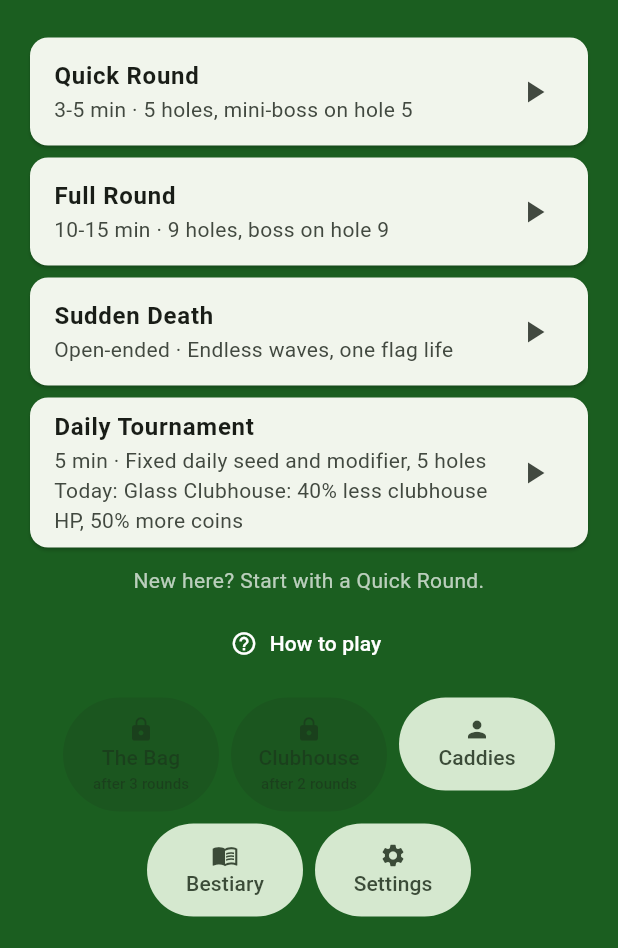
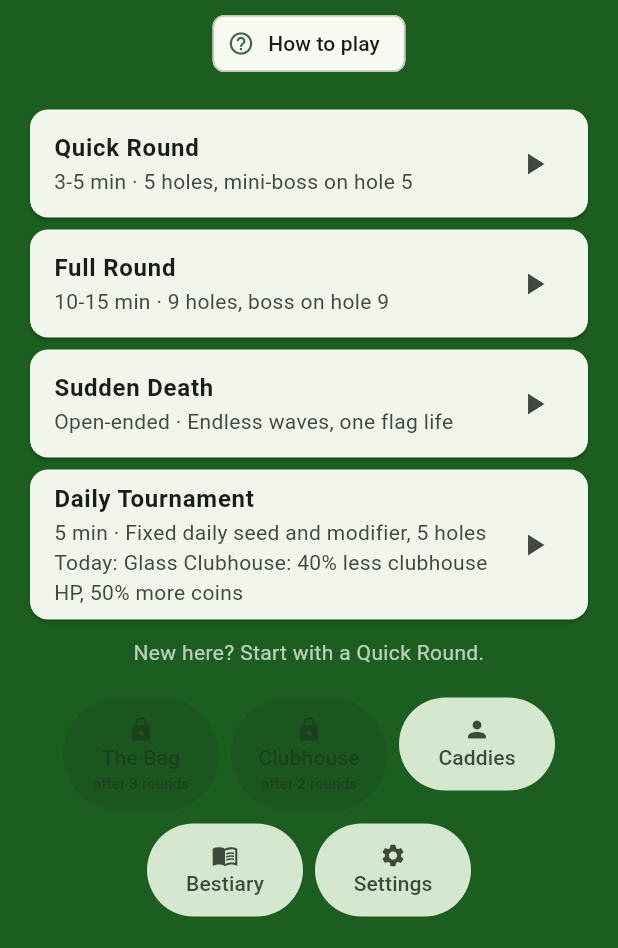
Before and after one commit to quinton22/fore-last-stand, a Flutter app: the screen it shows after launch, on a phone screen of 412 x 824 dp, the part 288-1236 px from its top. Run offline on Flutter 3.47's test engine with Material 3 defaults, Android fonts, the phone set to English and light mode, and no system bars; our stand-ins replace material_ui, shared_preferences; missing offline and left inert: flame.

Commit message:
Move How to play to a chip so Home keeps its layout
The extra button pushed Settings off-screen in the UI test.

Co-Authored-By: Claude Sonnet 5.5 <noreply@anthropic.com>

```diff
--- a/lib/ui/home_screen.dart
+++ b/lib/ui/home_screen.dart
@@ -48,6 +48,11 @@ class HomeScreen extends StatelessWidget {
                     Chip(label: Text('🪙 ${p.coins}')),
                     Chip(label: Text('🎟 ${p.clubTokens} tokens')),
                     Chip(label: Text('⭐ ${p.xp} XP')),
+                    ActionChip(
+                      avatar: const Icon(Icons.help_outline, size: 18),
+                      label: const Text('How to play'),
+                      onPressed: () => showHowToPlay(context),
+                    ),
                   ],
                 ),
                 const SizedBox(height: 16),
@@ -70,13 +75,6 @@ class HomeScreen extends StatelessWidget {
                     padding: EdgeInsets.all(8),
                     child: Text('New here? Start with a Quick Round.', textAlign: TextAlign.center, style: TextStyle(color: Colors.white70)),
                   ),
-                Center(
-                  child: TextButton.icon(
-                    onPressed: () => showHowToPlay(context),
-                    icon: const Icon(Icons.help_outline, color: Colors.white),
-                    label: const Text('How to play', style: TextStyle(color: Colors.white)),
-                  ),
-                ),
                 const SizedBox(height: 12),
                 Wrap(
                   alignment: WrapAlignment.center,
```
